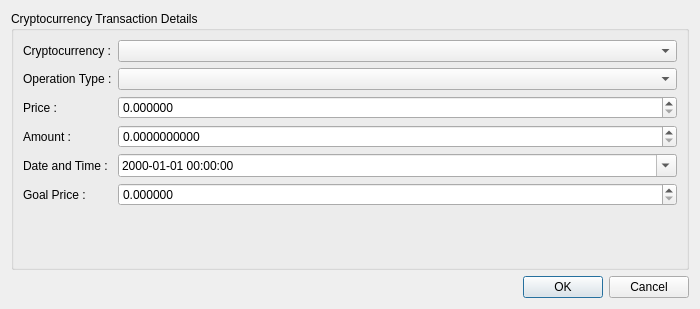
Above: UIFiles/cryptocurrencydialog.ui from ukll/investpor before the change. Below: the same form after it.
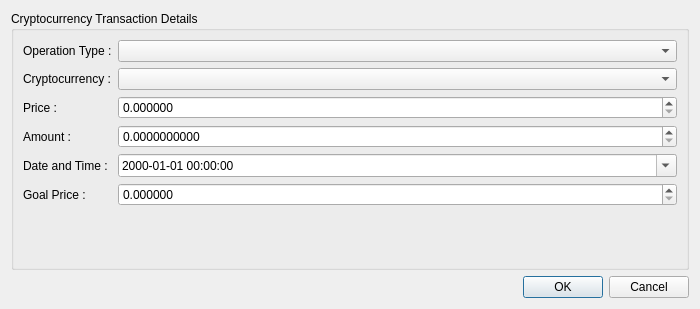
That is the form after the change.

Commit message: Rearranges dialogs' form elements

What changed in the file:
```diff
--- a/UIFiles/cryptocurrencydialog.ui
+++ b/UIFiles/cryptocurrencydialog.ui
@@ -26,25 +26,15 @@
       <string>Cryptocurrency Transaction Details</string>
      </property>
      <layout class="QFormLayout" name="formLayout">
-      <item row="0" column="0">
+      <item row="1" column="0">
        <widget class="QLabel" name="lblCryptocurrency">
         <property name="text">
          <string>Cryptocurrency :</string>
         </property>
        </widget>
       </item>
-      <item row="0" column="1">
-       <widget class="QComboBox" name="cbCryptocurrency"/>
-      </item>
-      <item row="1" column="0">
-       <widget class="QLabel" name="lblOperationType">
-        <property name="text">
-         <string>Operation Type :</string>
-        </property>
-       </widget>
-      </item>
       <item row="1" column="1">
-       <widget class="QComboBox" name="cbOperationType"/>
+       <widget class="QComboBox" name="cbCryptocurrency"/>
       </item>
       <item row="2" column="0">
        <widget class="QLabel" name="lblPrice">
@@ -128,6 +118,16 @@
         </property>
        </widget>
       </item>
+      <item row="0" column="0">
+       <widget class="QLabel" name="lblOperationType">
+        <property name="text">
+         <string>Operation Type :</string>
+        </property>
+       </widget>
+      </item>
+      <item row="0" column="1">
+       <widget class="QComboBox" name="cbOperationType"/>
+      </item>
      </layout>
     </widget>
    </item>
```
Left out of the diff: 16 changed lines with no effect on the pictures. The commit also changes 5 other files.
